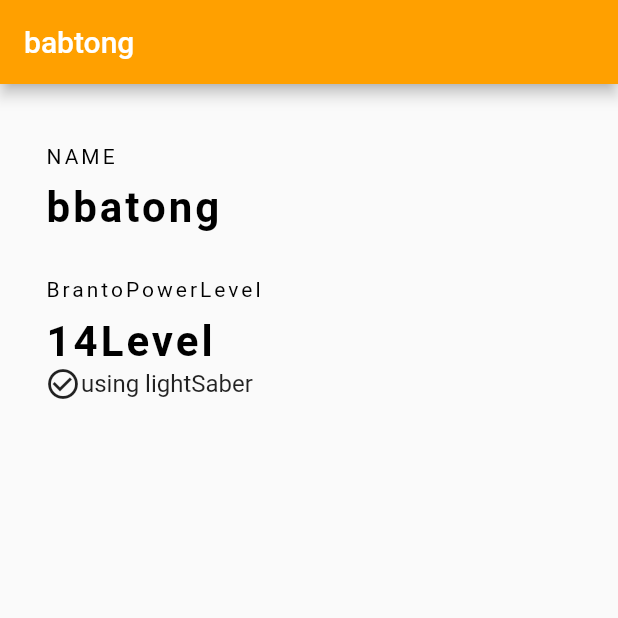
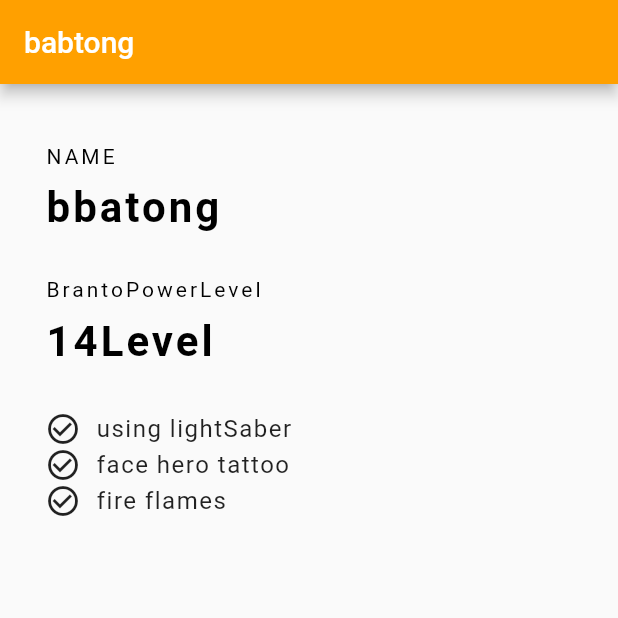
Before and after one commit to Moonseunghun/flutter-try, a Flutter app: the screen it shows after launch, on a phone screen of 412 x 824 dp, the top half of it. Run offline on Flutter 3.47's test engine with Material 2 defaults, Android fonts, the phone set to English and light mode, and no system bars.

Commit message:
Feat : chekcout my

```diff
--- a/lib/main.dart
+++ b/lib/main.dart
@@ -118,10 +118,37 @@ class _MyHomePageState extends State<MyHomePage> {
                         fontSize: 28.0,
                         fontWeight: FontWeight.bold),
                   ),
+                  SizedBox(
+                    height: 30.0,
+                  ),
                   Row(
                     children: <Widget>[
                       Icon(Icons.check_circle_outline),
-                      Text('using lightSaber', style: TextStyle(fontSize: 16.0))
+                      SizedBox(
+                        width: 10.0,
+                      ),
+                      Text('using lightSaber',
+                          style: TextStyle(fontSize: 16.0, letterSpacing: 1.0))
+                    ],
+                  ),
+                  Row(
+                    children: <Widget>[
+                      Icon(Icons.check_circle_outline),
+                      SizedBox(
+                        width: 10.0,
+                      ),
+                      Text('face hero tattoo',
+                          style: TextStyle(fontSize: 16.0, letterSpacing: 1.0))
+                    ],
+                  ),
+                  Row(
+                    children: <Widget>[
+                      Icon(Icons.check_circle_outline),
+                      SizedBox(
+                        width: 10.0,
+                      ),
+                      Text('fire flames',
+                          style: TextStyle(fontSize: 16.0, letterSpacing: 1.0))
                     ],
                   )
                 ],
```
Also changed, not shown: 2 other files.
